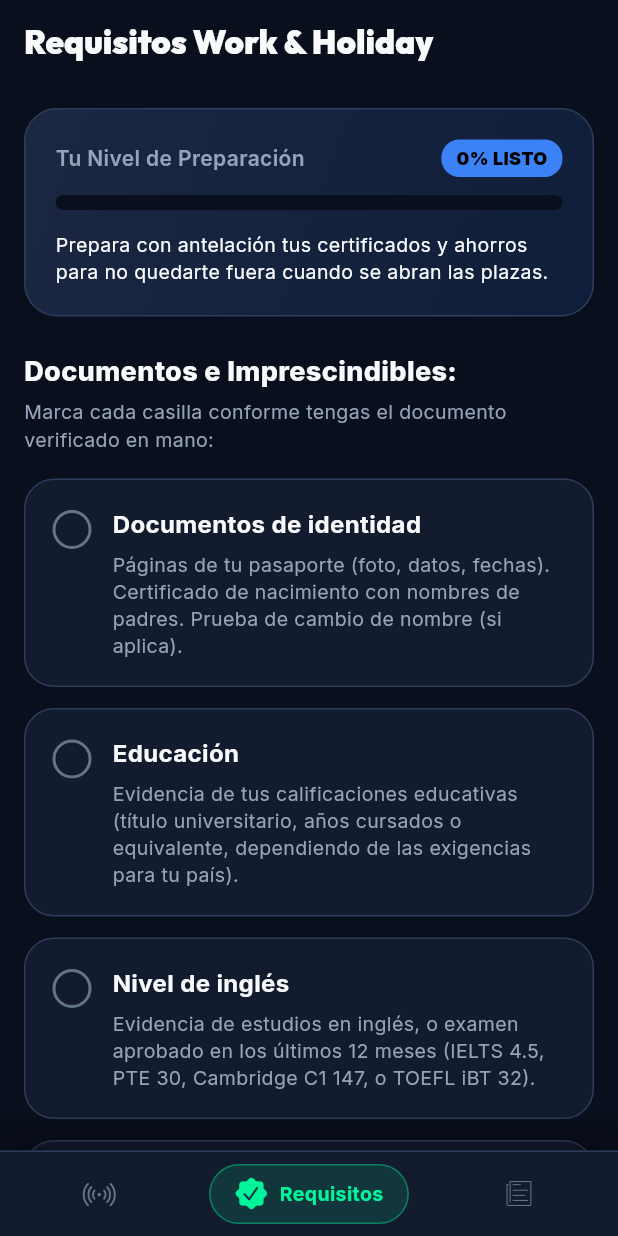
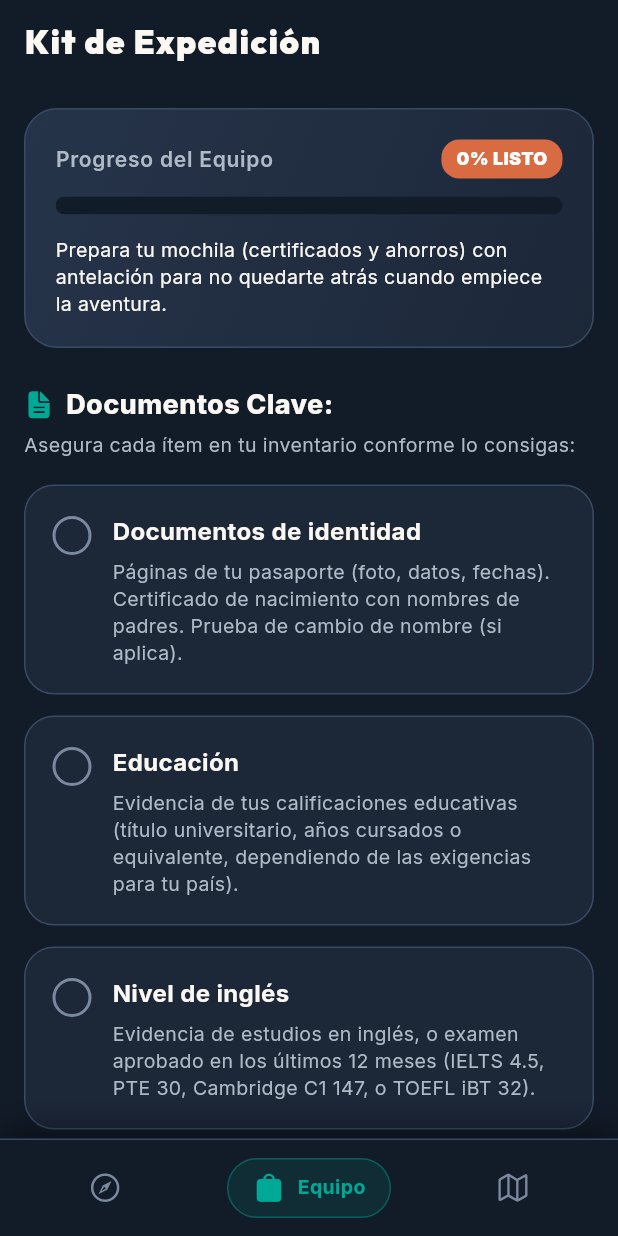
Before and after one commit to maverick6576-droid/OzAlert, a Flutter app: the screen it shows after launch, item 2 of the bottom bar chosen, on a phone screen of 412 x 824 dp. Run offline on Flutter 3.47's test engine with Material 3 defaults, Android fonts, the phone set to English and light mode, and no system bars; drawn by our look-alikes of flutter_animate; our stand-ins replace cloud_firestore, firebase_core, firebase_messaging, flutter_local_notifications, flutter_riverpod, google_fonts and 1 more; missing offline and left inert: purchases_flutter; accounts and stored records are empty; network calls fail.

Commit message:
style: UI/UX redesign Outback & Coast aesthetic

```diff
--- a/lib/core/theme/app_colors.dart
+++ b/lib/core/theme/app_colors.dart
@@ -1,28 +1,30 @@
 import 'package:flutter/material.dart';
 
 class AppColors {
-  // Fondos y superficies Dark Sapphire (Estética espacial / radar premium)
-  static const Color background = Color(0xFF0A0F1D);
-  static const Color surface = Color(0xFF131B2E);
-  static const Color surfaceElevated = Color(0xFF1C2742);
-  static const Color cardBorder = Color(0xFF2E3D5E);
+  // Fondos y superficies Dark Explorer (Estética Outback & Coast)
+  static const Color background = Color(0xFF121B28); // Azul Noche Profundo
+  static const Color surface = Color(0xFF1C2738);
+  static const Color surfaceElevated = Color(0xFF26344A);
+  static const Color cardBorder = Color(0xFF384B66);
 
   // Colores de estado de Visa e Indicadores
-  static const Color statusOpen = Color(0xFF00F59B); // Neón Esmeralda (¡ABIERTA!)
-  static const Color statusPaused = Color(0xFF3366FF); // Azul (PAUSADA)
-  static const Color statusClosed = Color(0xFFFF3366); // Rubí Intenso (CERRADA)
-  static const Color warning = Color(0xFFFFB800); // Ámbar
-  static const Color primary = Color(0xFF3B82F6); // Azul zafiro activo
-  static const Color primaryGlow = Color(0x403B82F6);
+  static const Color statusOpen = Color(0xFF00A896); // Azul Turquesa Océano (¡ABIERTA!)
+  static const Color statusPaused = Color(0xFFF4A261); // Amarillo Señalización Australiana (PAUSADA)
+  static const Color statusClosed = Color(0xFFD96B43); // Naranja Terracota (CERRADA)
+  static const Color warning = Color(0xFFF4A261); // Ámbar
+
+  static const Color primary = Color(0xFFD96B43); // Naranja Terracota
+  static const Color primaryGlow = Color(0x40D96B43);
+  static const Color secondary = Color(0xFF00A896); // Azul Turquesa Océano
 
   // Tipografía
-  static const Color textPrimary = Color(0xFFF8FAFC);
-  static const Color textSecondary = Color(0xFF94A3B8);
-  static const Color textMuted = Color(0xFF64748B);
+  static const Color textPrimary = Color(0xFFFBF8F3); // Blanco Crema / Arena Suave
+  static const Color textSecondary = Color(0xFFB0B9C6);
+  static const Color textMuted = Color(0xFF7A899E);
 
   // Degradados de Tarjetas
   static const LinearGradient openCardGradient = LinearGradient(
-    colors: [Color(0xFF063D2B), Color(0xFF001F15)],
+    colors: [Color(0xFF00A896), Color(0xFF007A6D)],
     begin: Alignment.topLeft,
     end: Alignment.bottomRight,
   );
@@ -31,8 +33,8 @@ class AppColors {
     begin: Alignment.topLeft,
     end: Alignment.bottomRight,
     colors: [
-      Color(0xFF2A1B1F),
-      Color(0xFF1F1518),
+      Color(0xFFD96B43),
+      Color(0xFFA64A2B),
     ],
   );
 
@@ -40,13 +42,13 @@ class AppColors {
     begin: Alignment.topLeft,
     end: Alignment.bottomRight,
     colors: [
-      Color(0xFF1B2433),
-      Color(0xFF151A24),
+      Color(0xFFF4A261),
+      Color(0xFFCC854B),
     ],
   );
 
   static const LinearGradient vipGradient = LinearGradient(
-    colors: [Color(0xFF3B82F6), Color(0xFF8B5CF6)],
+    colors: [Color(0xFFD96B43), Color(0xFF00A896)],
     begin: Alignment.topLeft,
     end: Alignment.bottomRight,
   );
--- a/lib/core/theme/app_theme.dart
+++ b/lib/core/theme/app_theme.dart
@@ -11,49 +11,71 @@ class AppTheme {
       primaryColor: AppColors.primary,
       colorScheme: const ColorScheme.dark(
         primary: AppColors.primary,
-        secondary: AppColors.statusOpen,
+        secondary: AppColors.secondary,
         surface: AppColors.surface,
         error: AppColors.statusClosed,
       ),
       textTheme: GoogleFonts.interTextTheme(ThemeData.dark().textTheme).copyWith(
         displayLarge: GoogleFonts.outfit(
-          fontSize: 28,
+          fontSize: 32,
+          fontWeight: FontWeight.w900,
+          color: AppColors.textPrimary,
+          letterSpacing: 1.2,
+        ),
+        displayMedium: GoogleFonts.outfit(
+          fontSize: 26,
+          fontWeight: FontWeight.w800,
+          color: AppColors.textPrimary,
+          letterSpacing: 1.0,
+        ),
+        titleLarge: GoogleFonts.outfit(
+          fontSize: 22,
           fontWeight: FontWeight.bold,
           color: AppColors.textPrimary,
-        ),
-        displayMedium: GoogleFonts.outfit(
-          fontSize: 24,
-          fontWeight: FontWeight.bold,
-          color: AppColors.textPrimary,
-        ),
-        titleLarge: GoogleFonts.outfit(
-          fontSize: 20,
-          fontWeight: FontWeight.w600,
-          color: AppColors.textPrimary,
+          letterSpacing: 0.5,
         ),
         bodyLarge: GoogleFonts.inter(
           fontSize: 16,
           color: AppColors.textPrimary,
+          height: 1.5,
         ),
         bodyMedium: GoogleFonts.inter(
           fontSize: 14,
           color: AppColors.textSecondary,
+          height: 1.5,
         ),
       ),
       cardTheme: CardThemeData(
-        color: AppColors.surface,
-        elevation: 0,
+        color: AppColors.surface.withOpacity(0.9), // Glassmorphism sutil
+        elevation: 6,
+        shadowColor: Colors.black45,
         shape: RoundedRectangleBorder(
           borderRadius: BorderRadius.circular(20),
           side: const BorderSide(color: AppColors.cardBorder, width: 1),
         ),
       ),
+      elevatedButtonTheme: ElevatedButtonThemeData(
+        style: ElevatedButton.styleFrom(
+          backgroundColor: AppColors.primary,
+          foregroundColor: AppColors.textPrimary,
+          elevation: 4,
+          shape: RoundedRectangleBorder(
+            borderRadius: BorderRadius.circular(20),
+          ),
+          padding: const EdgeInsets.symmetric(horizontal: 24, vertical: 14),
+          textStyle: GoogleFonts.outfit(
+            fontSize: 16,
+            fontWeight: FontWeight.bold,
+            letterSpacing: 1.0,
+          ),
+        ),
+      ),
       bottomNavigationBarTheme: const BottomNavigationBarThemeData(
         backgroundColor: AppColors.surface,
-        selectedItemColor: AppColors.statusOpen,
+        selectedItemColor: AppColors.secondary,
         unselectedItemColor: AppColors.textMuted,
         type: BottomNavigationBarType.fixed,
-        elevation: 10,
+        elevation: 20,
       ),
     );
   }
--- a/lib/presentation/navigation/main_navigation_screen.dart
+++ b/lib/presentation/navigation/main_navigation_screen.dart
@@ -29,7 +29,7 @@ class _MainNavigationScreenState extends ConsumerState<MainNavigationScreen> {
       body: IndexedStack(index: _currentIndex, children: _screens),
       bottomNavigationBar: Container(
         decoration: const BoxDecoration(
-          color: AppColors.surface,
+          color: AppColors.background,
           border: Border(top: BorderSide(color: AppColors.cardBorder, width: 1)),
           boxShadow: [
             BoxShadow(
@@ -41,27 +41,27 @@ class _MainNavigationScreenState extends ConsumerState<MainNavigationScreen> {
         ),
         child: SafeArea(
           child: Padding(
-            padding: const EdgeInsets.symmetric(horizontal: 16, vertical: 8),
+            padding: const EdgeInsets.symmetric(horizontal: 16, vertical: 12),
             child: Row(
               mainAxisAlignment: MainAxisAlignment.spaceAround,
               children: [
                 _buildNavItem(
                   index: 0,
-                  icon: CupertinoIcons.dot_radiowaves_left_right,
-                  activeIcon: CupertinoIcons.dot_radiowaves_left_right,
-                  label: 'Live Radar',
+                  icon: CupertinoIcons.compass,
+                  activeIcon: CupertinoIcons.compass_fill,
+                  label: 'Radar',
                 ),
                 _buildNavItem(
                   index: 1,
-                  icon: CupertinoIcons.checkmark_seal,
-                  activeIcon: CupertinoIcons.checkmark_seal_fill,
-                  label: 'Requisitos',
+                  icon: CupertinoIcons.bag,
+                  activeIcon: CupertinoIcons.bag_fill,
+                  label: 'Equipo',
                 ),
                 _buildNavItem(
                   index: 2,
-                  icon: CupertinoIcons.news,
-                  activeIcon: CupertinoIcons.news_solid,
-                  label: 'Noticias',
+                  icon: CupertinoIcons.map,
+                  activeIcon: CupertinoIcons.map_fill,
+                  label: 'Bitácora',
                 ),
               ],
             ),
@@ -78,7 +78,7 @@ class _MainNavigationScreenState extends ConsumerState<MainNavigationScreen> {
     required String label,
   }) {
     final isSelected = _currentIndex == index;
-    final color = isSelected ? AppColors.statusOpen : AppColors.textMuted;
+    final color = isSelected ? AppColors.secondary : AppColors.textMuted;
 
     return GestureDetector(
       onTap: () => setState(() => _currentIndex = index),
@@ -89,12 +89,12 @@ class _MainNavigationScreenState extends ConsumerState<MainNavigationScreen> {
         padding: const EdgeInsets.symmetric(horizontal: 16, vertical: 8),
         decoration: BoxDecoration(
           color:
-              isSelected ? AppColors.statusOpen.withOpacity(0.12) : Colors.transparent,
+              isSelected ? AppColors.secondary.withOpacity(0.12) : Colors.transparent,
           borderRadius: BorderRadius.circular(20),
           border:
               isSelected
                   ? Border.all(
-                    color: AppColors.statusOpen.withOpacity(0.4),
+                    color: AppColors.secondary.withOpacity(0.4),
                     width: 1,
                   )
                   : null,
--- a/lib/presentation/screens/checklist/checklist_screen.dart
+++ b/lib/presentation/screens/checklist/checklist_screen.dart
@@ -20,11 +20,12 @@ class ChecklistScreen extends ConsumerWidget {
         backgroundColor: AppColors.background,
         elevation: 0,
         title: const Text(
-          'Requisitos Work & Holiday',
+          'Kit de Expedición',
           style: TextStyle(
             color: AppColors.textPrimary,
             fontWeight: FontWeight.w900,
             fontSize: 22,
+            letterSpacing: 1.0,
           ),
         ),
       ),
@@ -38,16 +39,23 @@ class ChecklistScreen extends ConsumerWidget {
             Container(
               padding: const EdgeInsets.all(20),
               decoration: BoxDecoration(
-                gradient: const LinearGradient(
+                gradient: LinearGradient(
                   colors: [
                     AppColors.surfaceElevated,
-                    Color(0xFF0F1E3A),
+                    AppColors.surface,
                   ],
                   begin: Alignment.topLeft,
                   end: Alignment.bottomRight,
                 ),
                 borderRadius: BorderRadius.circular(22),
                 border: Border.all(color: AppColors.cardBorder),
+                boxShadow: [
+                  BoxShadow(
+                    color: AppColors.background.withOpacity(0.5),
+                    blurRadius: 10,
+                    offset: const Offset(0, 4),
+                  ),
+                ],
               ),
               child: Column(
                 crossAxisAlignment: CrossAxisAlignment.start,
@@ -56,11 +64,12 @@ class ChecklistScreen extends ConsumerWidget {
                     mainAxisAlignment: MainAxisAlignment.spaceBetween,
                     children: [
                       const Text(
-                        'Tu Nivel de Preparación',
+                        'Progreso del Equipo',
                         style: TextStyle(
                           color: AppColors.textSecondary,
                           fontSize: 14,
                           fontWeight: FontWeight.w600,
+                          letterSpacing: 0.5,
                         ),
                       ),
                       Container(
@@ -71,14 +80,14 @@ class ChecklistScreen extends ConsumerWidget {
                         decoration: BoxDecoration(
                           color:
                               percentageInt == 100
-                                  ? AppColors.statusOpen
+                                  ? AppColors.secondary
                                   : AppColors.primary,
                           borderRadius: BorderRadius.circular(12),
                         ),
                         child: Text(
                           '$percentageInt% LISTO',
                           style: const TextStyle(
-                            color: Colors.black,
+                            color: Colors.white,
                             fontWeight: FontWeight.w900,
                             fontSize: 12,
                           ),
@@ -91,11 +100,11 @@ class ChecklistScreen extends ConsumerWidget {
                     borderRadius: BorderRadius.circular(10),
                     child: LinearProgressIndicator(
                       value: progress,
-                      minHeight: 10,
+                      minHeight: 12,
                       backgroundColor: AppColors.background,
                       valueColor: AlwaysStoppedAnimation<Color>(
                         percentageInt == 100
-                            ? AppColors.statusOpen
+                            ? AppColors.secondary
                             : AppColors.primary,
                       ),
                     ),
@@ -103,12 +112,12 @@ class ChecklistScreen extends ConsumerWidget {
                   const SizedBox(height: 14),
                   Text(
                     percentageInt == 100
-                        ? '🚀 ¡Impresionante! Tienes toda la documentación lista para aplicar tan pronto como el Radar avise la apertura.'
-                        : 'Prepara con antelación tus certificados y ahorros para no quedarte fuera cuando se abran las plazas.',
+                        ? '🚀 ¡Impresionante explorador! Tienes todo tu equipo listo para aplicar tan pronto como el Radar detecte movimiento.'
+                        : 'Prepara tu mochila (certificados y ahorros) con antelación para no quedarte atrás cuando empiece la aventura.',
                     style: const TextStyle(
                       color: AppColors.textPrimary,
                       fontSize: 13,
-                      height: 1.35,
+                      height: 1.4,
                     ),
                   ),
                 ],
@@ -116,17 +125,23 @@ class ChecklistScreen extends ConsumerWidget {
             ).animate().fadeIn(duration: 400.ms),
 
             const SizedBox(height: 24),
+            Row(
+              children: [
+                Icon(CupertinoIcons.doc_text_fill, color: AppColors.secondary, size: 20),
+                const SizedBox(width: 8),
                 const Text(
-              'Documentos e Imprescindibles:',
+                  'Documentos Clave:',
                   style: TextStyle(
                     color: AppColors.textPrimary,
                     fontSize: 18,
                     fontWeight: FontWeight.w800,
                   ),
                 ),
+              ],
+            ),
             const SizedBox(height: 4),
             const Text(
-              'Marca cada casilla conforme tengas el documento verificado en mano:',
+              'Asegura cada ítem en tu inventario conforme lo consigas:',
               style: TextStyle(color: AppColors.textSecondary, fontSize: 13),
             ),
             const SizedBox(height: 16),
@@ -152,18 +167,18 @@ class ChecklistScreen extends ConsumerWidget {
               child: const Row(
                 children: [
                   Icon(
-                    CupertinoIcons.exclamationmark_triangle_fill,
+                    CupertinoIcons.compass_fill,
                     color: AppColors.warning,
                     size: 24,
                   ),
                   SizedBox(width: 14),
                   Expanded(
                     child: Text(
-                      'Consejo Pro: Los cupos para pasaportes Subclase 462 suelen agotarse en minutos tras abrir. Tener tus PDFs escaneados y listos te da la ventaja definitiva.',
+                      'Consejo Explorador: Los cupos suelen desaparecer como espejismos en el desierto. Tener tus PDFs organizados es vital para sobrevivir al proceso.',
                       style: TextStyle(
                         color: AppColors.textPrimary,
-                        fontSize: 12,
-                        height: 1.35,
+                        fontSize: 13,
+                        height: 1.4,
                       ),
                     ),
                   ),
```
Also changed, not shown: lib/presentation/screens/dashboard/dashboard_screen.dart (+51 -20 lines), lib/presentation/screens/news/news_screen.dart (+6 -5 lines), lib/presentation/widgets/dashboard/visa_status_card.dart (+66 -36 lines), lib/presentation/widgets/news/news_card.dart (+12 -5 lines). Lines whose indentation alone changed are shown as unchanged.
